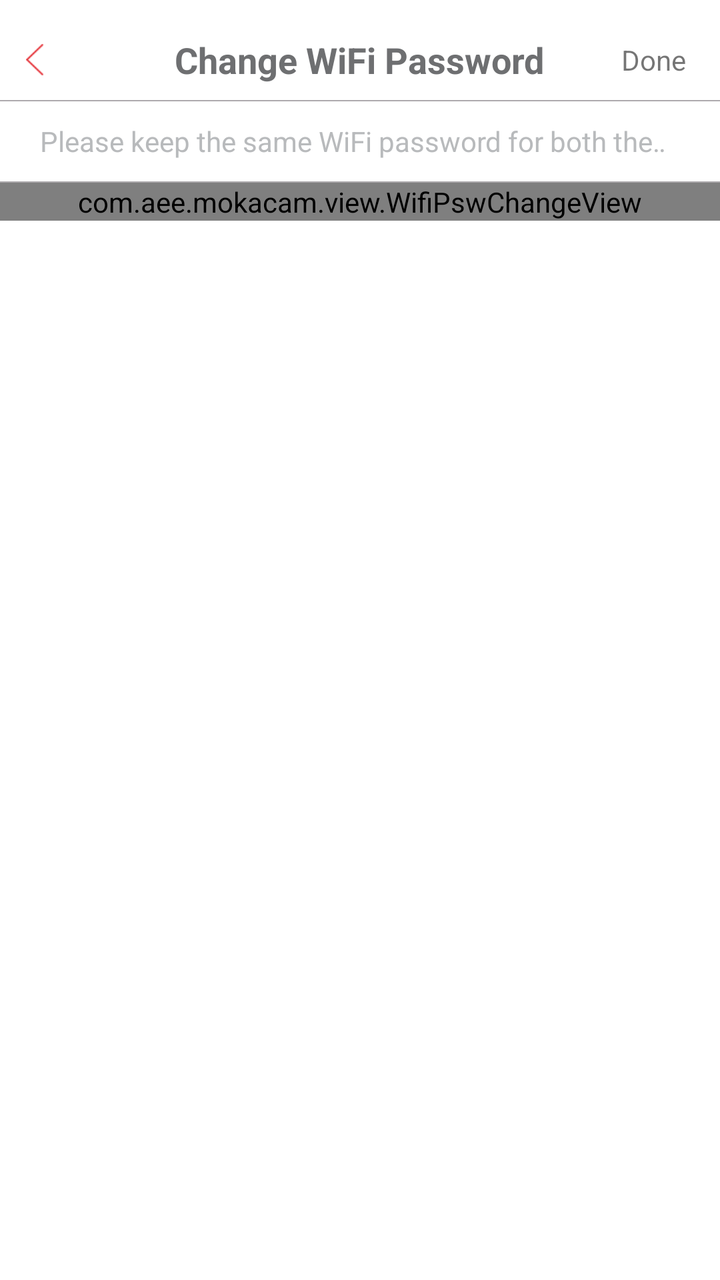
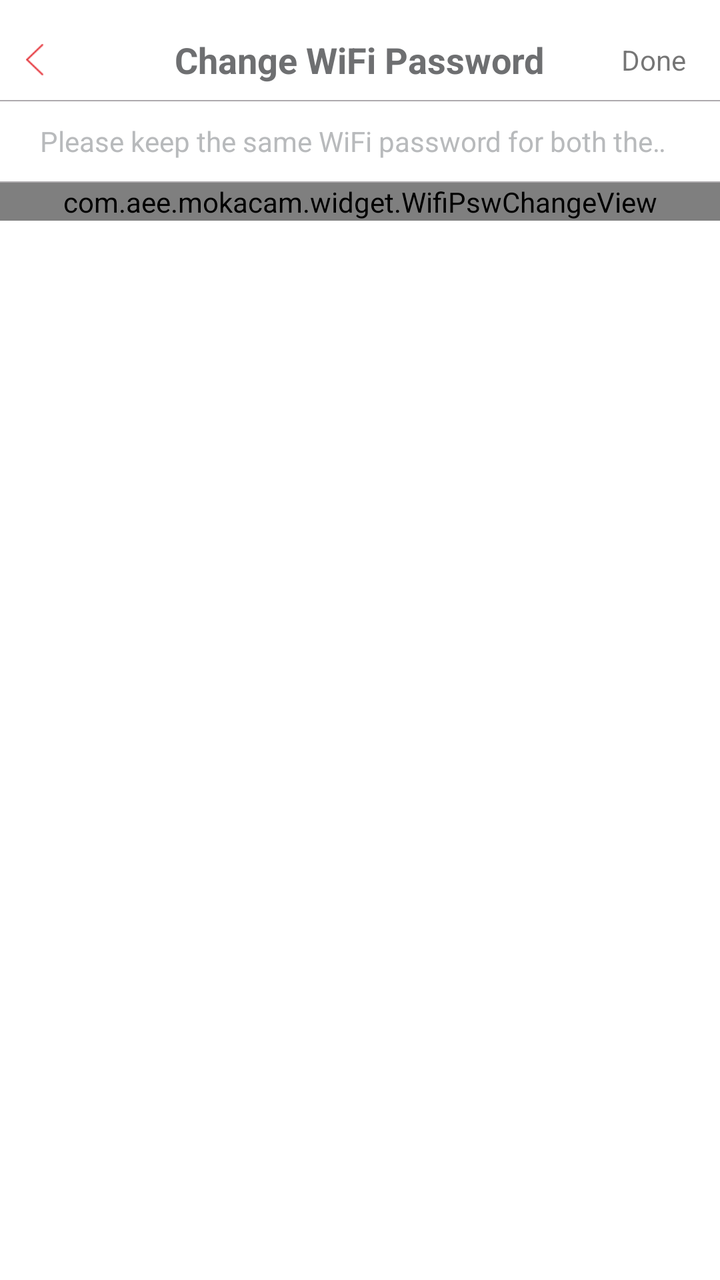

Before-and-after screenshots of an Android layout around one commit, followed by the original layout XML and the change that was made.
<!-- AndroidManifest.xml: application theme AppTheme -->
<!-- res/layout/activity_wifi_pswchange.xml -->
<?xml version="1.0" encoding="utf-8"?>
<LinearLayout android:orientation="vertical" android:layout_width="fill_parent" android:layout_height="fill_parent"
  xmlns:android="http://schemas.android.com/apk/res/android">
    <RelativeLayout android:layout_width="fill_parent" android:layout_height="40.0dip" android:layout_marginTop="10.0dip">
        <ImageView android:id="@+id/iv_backup" android:padding="8.0dip" android:layout_width="wrap_content" android:layout_height="wrap_content" android:layout_marginLeft="5.0dip" android:src="@drawable/main_back" android:layout_alignParentLeft="true" android:layout_centerInParent="true" />
        <TextView android:textSize="18.0sp" android:textStyle="bold" android:textColor="#ff6e6f71" android:layout_width="wrap_content" android:layout_height="wrap_content" android:text="@string/appsetting_wifipswchange" android:layout_centerInParent="true" />
        <TextView android:id="@+id/tv_finish" android:padding="7.0dip" android:layout_width="wrap_content" android:layout_height="wrap_content" android:layout_marginRight="10.0dip" android:text="@string/done" android:layout_alignParentRight="true" android:layout_centerVertical="true" />
    </RelativeLayout>
    <View android:background="#ffadaaad" android:layout_width="fill_parent" android:layout_height="0.5dip" />
    <TextView android:textColor="#ffb8babc" android:ellipsize="marquee" android:gravity="center_vertical" android:focusable="true" android:focusableInTouchMode="true" android:layout_width="fill_parent" android:layout_height="40.0dip" android:layout_marginLeft="20.0dip" android:layout_marginRight="20.0dip" android:text="@string/wifipswchange_warning" android:singleLine="true" android:marqueeRepeatLimit="marquee_forever" />
    <View android:background="#ffadaaad" android:layout_width="fill_parent" android:layout_height="0.5dip" />
    <com.aee.mokacam.view.WifiPswChangeView android:id="@+id/wflightcontrol" android:layout_width="fill_parent" android:layout_height="wrap_content" />
    <com.aee.mokacam.view.WifiPswChangeView android:id="@+id/remotecontroll" android:visibility="gone" android:layout_width="fill_parent" android:layout_height="wrap_content" android:layout_marginTop="30.0dip" />
</LinearLayout>
<!-- resources referenced by this layout -->
<resources>
  <!-- drawable main_back: png bitmap (drawable-xhdpi, 489 bytes) -->
  <string name="appsetting_wifipswchange">Change WiFi Password</string>
  <string name="done">Done</string>
  <string name="wifipswchange_warning">Please keep the same WiFi password for both the drone and the remote control transmitter.</string>
  <style name="AppTheme" parent="@style/AppBaseTheme" />
  <style name="AppBaseTheme" parent="@style/Theme.AppCompatCompatBridge" />
  <style name="Theme.AppCompatCompatBridge" parent="Theme.AppCompat.Light.NoActionBar">
          <item name="android:windowBackground">@android:color/white</item>
      </style>
</resources>

<!-- the commit's change to res/layout/activity_wifi_pswchange.xml (unified diff, before → after) -->
@@ -9,6 +9,6 @@
     <View android:background="#ffadaaad" android:layout_width="fill_parent" android:layout_height="0.5dip" />
     <TextView android:textColor="#ffb8babc" android:ellipsize="marquee" android:gravity="center_vertical" android:focusable="true" android:focusableInTouchMode="true" android:layout_width="fill_parent" android:layout_height="40.0dip" android:layout_marginLeft="20.0dip" android:layout_marginRight="20.0dip" android:text="@string/wifipswchange_warning" android:singleLine="true" android:marqueeRepeatLimit="marquee_forever" />
     <View android:background="#ffadaaad" android:layout_width="fill_parent" android:layout_height="0.5dip" />
-    <com.aee.mokacam.view.WifiPswChangeView android:id="@+id/wflightcontrol" android:layout_width="fill_parent" android:layout_height="wrap_content" />
-    <com.aee.mokacam.view.WifiPswChangeView android:id="@+id/remotecontroll" android:visibility="gone" android:layout_width="fill_parent" android:layout_height="wrap_content" android:layout_marginTop="30.0dip" />
+    <com.aee.mokacam.widget.WifiPswChangeView android:id="@+id/wflightcontrol" android:layout_width="fill_parent" android:layout_height="wrap_content" />
+    <com.aee.mokacam.widget.WifiPswChangeView android:id="@+id/remotecontroll" android:visibility="gone" android:layout_width="fill_parent" android:layout_height="wrap_content" android:layout_marginTop="30.0dip" />
 </LinearLayout>
